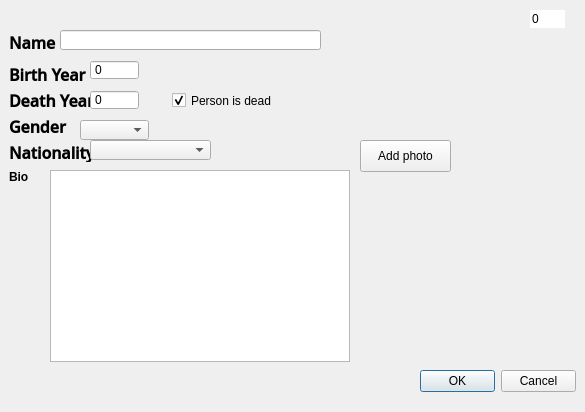
Qt form personDialog.ui (annakrih/T113VLN1-3) before a commit.
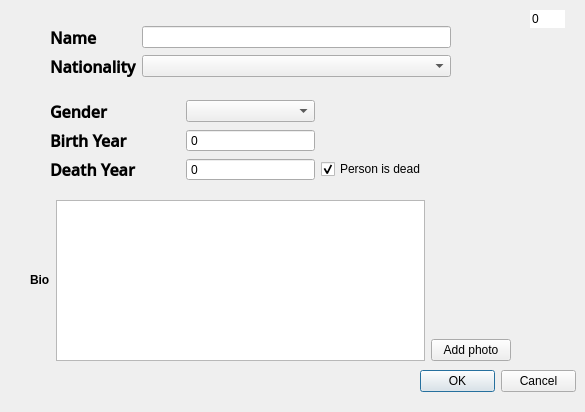
The same form after that commit.

Commit message: look á person dialog

```diff
--- a/personDialog.ui
+++ b/personDialog.ui
@@ -47,76 +47,51 @@
     <bool>false</bool>
    </property>
   </widget>
-  <widget class="QLineEdit" name="personName">
-   <property name="geometry">
-    <rect>
-     <x>60</x>
-     <y>30</y>
-     <width>261</width>
-     <height>20</height>
-    </rect>
+  <widget class="QSpinBox" name="hiddenId">
+   <property name="enabled">
+    <bool>true</bool>
    </property>
-   <property name="styleSheet">
-    <string notr="true"/>
-   </property>
-  </widget>
-  <widget class="QLabel" name="labelName">
    <property name="geometry">
     <rect>
-     <x>9</x>
-     <y>33</y>
-     <width>47</width>
-     <height>19</height>
+     <x>530</x>
+     <y>10</y>
+     <width>35</width>
+     <height>18</height>
     </rect>
    </property>
    <property name="font">
     <font>
-     <family>Open Sans Semibold</family>
-     <pointsize>12</pointsize>
-     <weight>75</weight>
-     <bold>true</bold>
+     <kerning>true</kerning>
     </font>
    </property>
-   <property name="styleSheet">
-    <string notr="true"/>
+   <property name="frame">
+    <bool>false</bool>
    </property>
-   <property name="text">
-    <string>Name</string>
+   <property name="buttonSymbols">
+    <enum>QAbstractSpinBox::NoButtons</enum>
    </property>
   </widget>
-  <widget class="QLabel" name="labelGender">
+  <widget class="QWidget" name="verticalLayoutWidget">
    <property name="geometry">
     <rect>
-     <x>9</x>
-     <y>117</y>
-     <width>59</width>
-     <height>19</height>
+     <x>50</x>
+     <y>10</y>
+     <width>401</width>
+     <height>187</height>
     </rect>
    </property>
-   <property name="font">
-    <font>
-     <family>Open Sans Semibold</family>
-     <pointsize>12</pointsize>
-     <weight>75</weight>
-     <bold>true</bold>
-    </font>
-   </property>
+   <layout class="QVBoxLayout" name="verticalLayout">
+    <item>
+     <layout class="QGridLayout" name="gridLayout_2">
+      <item row="1" column="1">
+       <widget class="QComboBox" name="personNat">
    <property name="styleSheet">
     <string notr="true"/>
    </property>
-   <property name="text">
-    <string>Gender</string>
-   </property>
-  </widget>
+       </widget>
+      </item>
+      <item row="1" column="0">
   <widget class="QLabel" name="labelNationality">
-   <property name="geometry">
-    <rect>
-     <x>9</x>
-     <y>143</y>
-     <width>90</width>
-     <height>19</height>
-    </rect>
-   </property>
    <property name="font">
     <font>
      <family>Open Sans Semibold</family>
@@ -132,40 +107,38 @@
     <string>Nationality</string>
    </property>
   </widget>
-  <widget class="QSpinBox" name="personBY">
-   <property name="geometry">
-    <rect>
-     <x>90</x>
-     <y>60</y>
-     <width>49</width>
-     <height>20</height>
-    </rect>
+      </item>
+      <item row="0" column="0">
+       <widget class="QLabel" name="labelName">
+        <property name="font">
+         <font>
+          <family>Open Sans Semibold</family>
+          <pointsize>12</pointsize>
+          <weight>75</weight>
+          <bold>true</bold>
+         </font>
    </property>
    <property name="styleSheet">
     <string notr="true"/>
    </property>
-   <property name="frame">
-    <bool>true</bool>
-   </property>
-   <property name="buttonSymbols">
-    <enum>QAbstractSpinBox::NoButtons</enum>
-   </property>
-   <property name="keyboardTracking">
-    <bool>true</bool>
-   </property>
-   <property name="maximum">
-    <number>2016</number>
-   </property>
-  </widget>
+        <property name="text">
+         <string>Name</string>
+        </property>
+       </widget>
+      </item>
+      <item row="0" column="1">
+       <widget class="QLineEdit" name="personName">
+        <property name="styleSheet">
+         <string notr="true"/>
+        </property>
+       </widget>
+      </item>
+     </layout>
+    </item>
+    <item>
+     <layout class="QGridLayout" name="gridLayout">
+      <item row="1" column="0">
   <widget class="QLabel" name="labelBY">
-   <property name="geometry">
-    <rect>
-     <x>9</x>
-     <y>65</y>
-     <width>83</width>
-     <height>19</height>
-    </rect>
-   </property>
    <property name="font">
     <font>
      <family>Open Sans Semibold</family>
@@ -181,15 +154,35 @@
     <string>Birth Year</string>
    </property>
   </widget>
-  <widget class="QLabel" name="labelDeath">
-   <property name="geometry">
-    <rect>
-     <x>9</x>
-     <y>91</y>
-     <width>92</width>
-     <height>19</height>
-    </rect>
-   </property>
+      </item>
+      <item row="1" column="1">
+       <widget class="QSpinBox" name="personBY">
+        <property name="styleSheet">
+         <string notr="true"/>
+        </property>
+        <property name="frame">
+         <bool>true</bool>
+        </property>
+        <property name="buttonSymbols">
+         <enum>QAbstractSpinBox::NoButtons</enum>
+        </property>
+        <property name="keyboardTracking">
+         <bool>true</bool>
+        </property>
+        <property name="maximum">
+         <number>2016</number>
+        </property>
+       </widget>
+      </item>
+      <item row="0" column="1">
+       <widget class="QComboBox" name="personGender">
+        <property name="styleSheet">
+         <string notr="true"/>
+        </property>
+       </widget>
+      </item>
+      <item row="0" column="0">
+       <widget class="QLabel" name="labelGender">
    <property name="font">
     <font>
      <family>Open Sans Semibold</family>
@@ -202,18 +195,12 @@
     <string notr="true"/>
    </property>
    <property name="text">
-    <string>Death Year</string>
-   </property>
-  </widget>
+         <string>Gender</string>
+        </property>
+       </widget>
+      </item>
+      <item row="2" column="1">
   <widget class="QSpinBox" name="personDY">
-   <property name="geometry">
-    <rect>
-     <x>90</x>
-     <y>90</y>
-     <width>49</width>
-     <height>20</height>
-    </rect>
-   </property>
    <property name="styleSheet">
     <string notr="true"/>
    </property>
@@ -233,28 +220,27 @@
     <number>0</number>
    </property>
   </widget>
-  <widget class="QComboBox" name="personGender">
-   <property name="geometry">
-    <rect>
-     <x>80</x>
-     <y>120</y>
-     <width>69</width>
-     <height>20</height>
-    </rect>
+      </item>
+      <item row="2" column="0">
+       <widget class="QLabel" name="labelDeath">
+        <property name="font">
+         <font>
+          <family>Open Sans Semibold</family>
+          <pointsize>12</pointsize>
+          <weight>75</weight>
+          <bold>true</bold>
+         </font>
    </property>
    <property name="styleSheet">
     <string notr="true"/>
    </property>
-  </widget>
+        <property name="text">
+         <string>Death Year</string>
+        </property>
+       </widget>
+      </item>
+      <item row="2" column="2">
   <widget class="QCheckBox" name="personCheckDY">
-   <property name="geometry">
-    <rect>
-     <x>172</x>
-     <y>92</y>
-     <width>121</width>
-     <height>17</height>
-    </rect>
-   </property>
    <property name="acceptDrops">
     <bool>false</bool>
    </property>
@@ -268,91 +254,35 @@
     <bool>true</bool>
    </property>
   </widget>
-  <widget class="QSpinBox" name="hiddenId">
-   <property name="enabled">
-    <bool>true</bool>
-   </property>
-   <property name="geometry">
-    <rect>
-     <x>530</x>
-     <y>10</y>
-     <width>35</width>
-     <height>18</height>
-    </rect>
-   </property>
-   <property name="font">
-    <font>
-     <kerning>true</kerning>
-    </font>
-   </property>
-   <property name="frame">
-    <bool>false</bool>
-   </property>
-   <property name="buttonSymbols">
-    <enum>QAbstractSpinBox::NoButtons</enum>
-   </property>
-   <property name="keyboardTracking">
-    <bool>false</bool>
-   </property>
+      </item>
+     </layout>
+    </item>
+   </layout>
   </widget>
-  <widget class="QComboBox" name="personNat">
+  <widget class="QWidget" name="horizontalLayoutWidget">
    <property name="geometry">
     <rect>
-     <x>90</x>
-     <y>140</y>
-     <width>121</width>
-     <height>20</height>
+     <x>30</x>
+     <y>200</y>
+     <width>481</width>
+     <height>161</height>
     </rect>
    </property>
-   <property name="styleSheet">
-    <string notr="true"/>
-   </property>
-  </widget>
-  <widget class="QTextEdit" name="textEdit">
-   <property name="geometry">
-    <rect>
-     <x>50</x>
-     <y>170</y>
-     <width>300</width>
-     <height>192</height>
-    </rect>
-   </property>
-  </widget>
+   <layout class="QHBoxLayout" name="horizontalLayout">
+    <item>
   <widget class="QLabel" name="labelBio">
-   <property name="geometry">
-    <rect>
-     <x>9</x>
-     <y>169</y>
-     <width>21</width>
-     <height>16</height>
-    </rect>
-   </property>
    <property name="text">
     <string>&lt;html&gt;&lt;head/&gt;&lt;body&gt;&lt;p&gt;&lt;span style=&quot; font-weight:600;&quot;&gt;Bio&lt;/span&gt;&lt;/p&gt;&lt;/body&gt;&lt;/html&gt;</string>
    </property>
   </widget>
-  <widget class="QPushButton" name="inputPhoto">
-   <property name="geometry">
-    <rect>
-     <x>360</x>
-     <y>140</y>
-     <width>91</width>
-     <height>32</height>
-    </rect>
-   </property>
-   <property name="text">
-    <string>Add photo</string>
-   </property>
-  </widget>
+    </item>
+    <item>
+     <widget class="QTextEdit" name="textEdit"/>
+    </item>
+    <item>
+     <layout class="QVBoxLayout" name="verticalLayout_2">
+      <item>
   <widget class="QLabel" name="label_image">
-   <property name="geometry">
-    <rect>
-     <x>370</x>
-     <y>180</y>
-     <width>191</width>
-     <height>181</height>
-    </rect>
-   </property>
    <property name="styleSheet">
     <string notr="true">border-color: qlineargradient(spread:pad, x1:1, y1:0, x2:1, y2:0, stop:0 rgba(0, 0, 0, 255), stop:1 rgba(255, 255, 255, 255));</string>
    </property>
@@ -360,16 +290,17 @@
     <string/>
    </property>
   </widget>
-  <widget class="QWidget" name="verticalLayoutWidget">
-   <property name="geometry">
-    <rect>
-     <x>10</x>
-     <y>10</y>
-     <width>351</width>
-     <height>371</height>
-    </rect>
-   </property>
-   <layout class="QVBoxLayout" name="verticalLayout_2"/>
+      </item>
+      <item>
+       <widget class="QPushButton" name="inputPhoto">
+        <property name="text">
+         <string>Add photo</string>
+        </property>
+       </widget>
+      </item>
+     </layout>
+    </item>
+   </layout>
   </widget>
  </widget>
  <resources/>
```
Left out of the diff: 3 changed lines with no effect on the pictures. Lines whose indentation alone changed are shown as unchanged.
